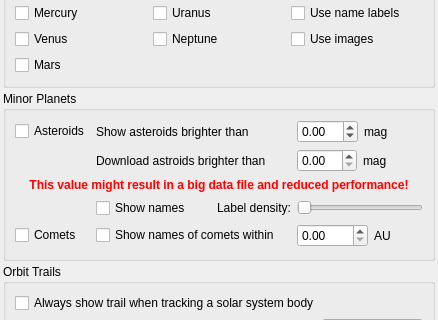
Above: kstars/options/opssolarsystem.ui from KDE/kstars before the change; both pictures show x 0 to 438 and y 108 to 428 of the 438 by 516 pixel window. Below: the same form after it.
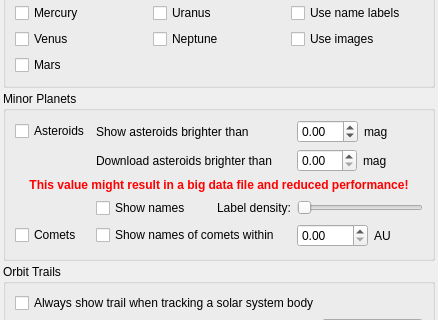
That is the form after the change. Custom widgets are drawn as their Qt base class.

```diff
--- a/kstars/options/opssolarsystem.ui
+++ b/kstars/options/opssolarsystem.ui
@@ -483,7 +483,7 @@
         <item row="1" column="1">
          <widget class="QLabel" name="label_3">
           <property name="text">
-           <string>Download astroids brighter than</string>
+           <string>Download asteroids brighter than</string>
           </property>
          </widget>
         </item>
```
